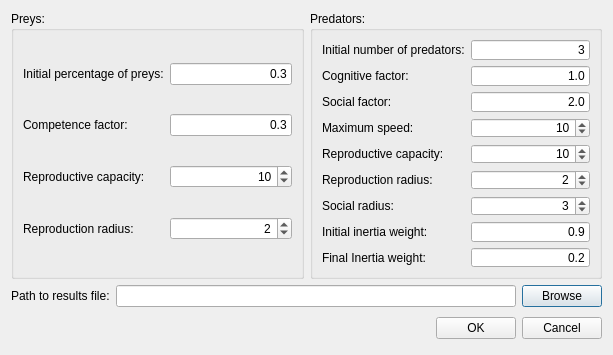
Before: the Qt Designer form localsettingsdialog.ui in mariomartinezm/QtCaPso, drawn with Qt 5.
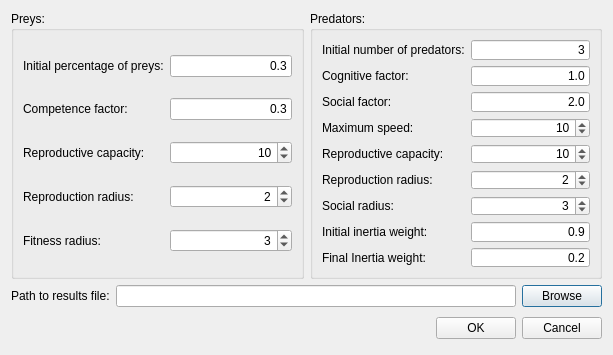
After: the same form once the commit is applied.

Commit message:
Add the parameter fitnessRadius to LocalCaPso
This parameter holds the radius of the neighborhood that is used to
measure the fitness of a cell, also it determines the neighborhodd
considered for intraspecific competence.

Patch:
```diff
--- a/localsettingsdialog.ui
+++ b/localsettingsdialog.ui
@@ -38,81 +38,94 @@
          <property name="title">
           <string>Preys:</string>
          </property>
-         <layout class="QHBoxLayout" name="horizontalLayout_2">
-          <item>
-           <layout class="QGridLayout" name="gridLayout_2">
-            <item row="0" column="0">
-             <widget class="QLabel" name="labelInitialPreys">
-              <property name="text">
-               <string>Initial percentage of preys:</string>
-              </property>
-             </widget>
-            </item>
-            <item row="0" column="1">
-             <widget class="QLineEdit" name="lineEditInitialPreys">
-              <property name="text">
-               <string>0.3</string>
-              </property>
-              <property name="alignment">
-               <set>Qt::AlignRight|Qt::AlignTrailing|Qt::AlignVCenter</set>
-              </property>
-             </widget>
-            </item>
-            <item row="1" column="0">
-             <widget class="QLabel" name="labelCompetenceFactor">
-              <property name="text">
-               <string>Competence factor:</string>
-              </property>
-             </widget>
-            </item>
-            <item row="1" column="1">
-             <widget class="QLineEdit" name="lineEditCompetenceFactor">
-              <property name="text">
-               <string>0.3</string>
-              </property>
-              <property name="alignment">
-               <set>Qt::AlignRight|Qt::AlignTrailing|Qt::AlignVCenter</set>
-              </property>
-             </widget>
-            </item>
-            <item row="2" column="0">
-             <widget class="QLabel" name="labelPreyReproductiveCapacity">
-              <property name="text">
-               <string>Reproductive capacity:</string>
-              </property>
-             </widget>
-            </item>
-            <item row="2" column="1">
-             <widget class="QSpinBox" name="spinBoxPreyReproductiveCapacity">
-              <property name="alignment">
-               <set>Qt::AlignRight|Qt::AlignTrailing|Qt::AlignVCenter</set>
-              </property>
-              <property name="value">
-               <number>10</number>
-              </property>
-             </widget>
-            </item>
-            <item row="3" column="0">
-             <widget class="QLabel" name="labelPreyReproductionRadius">
-              <property name="text">
-               <string>Reproduction radius:</string>
-              </property>
-             </widget>
-            </item>
-            <item row="3" column="1">
-             <widget class="QSpinBox" name="spinBoxPreyReproductionRadius">
-              <property name="alignment">
-               <set>Qt::AlignRight|Qt::AlignTrailing|Qt::AlignVCenter</set>
-              </property>
-              <property name="minimum">
-               <number>1</number>
-              </property>
-              <property name="value">
-               <number>2</number>
-              </property>
-             </widget>
-            </item>
-           </layout>
+         <layout class="QGridLayout" name="gridLayout_2">
+          <item row="3" column="1">
+           <widget class="QSpinBox" name="spinBoxPreyReproductionRadius">
+            <property name="alignment">
+             <set>Qt::AlignRight|Qt::AlignTrailing|Qt::AlignVCenter</set>
+            </property>
+            <property name="minimum">
+             <number>1</number>
+            </property>
+            <property name="value">
+             <number>2</number>
+            </property>
+           </widget>
+          </item>
+          <item row="3" column="0">
+           <widget class="QLabel" name="labelPreyReproductionRadius">
+            <property name="text">
+             <string>Reproduction radius:</string>
+            </property>
+           </widget>
+          </item>
+          <item row="2" column="1">
+           <widget class="QSpinBox" name="spinBoxPreyReproductiveCapacity">
+            <property name="alignment">
+             <set>Qt::AlignRight|Qt::AlignTrailing|Qt::AlignVCenter</set>
+            </property>
+            <property name="value">
+             <number>10</number>
+            </property>
+           </widget>
+          </item>
+          <item row="2" column="0">
+           <widget class="QLabel" name="labelPreyReproductiveCapacity">
+            <property name="text">
+             <string>Reproductive capacity:</string>
+            </property>
+           </widget>
+          </item>
+          <item row="1" column="1">
+           <widget class="QLineEdit" name="lineEditCompetenceFactor">
+            <property name="text">
+             <string>0.3</string>
+            </property>
+            <property name="alignment">
+             <set>Qt::AlignRight|Qt::AlignTrailing|Qt::AlignVCenter</set>
+            </property>
+           </widget>
+          </item>
+          <item row="1" column="0">
+           <widget class="QLabel" name="labelCompetenceFactor">
+            <property name="text">
+             <string>Competence factor:</string>
+            </property>
+           </widget>
+          </item>
+          <item row="0" column="1">
+           <widget class="QLineEdit" name="lineEditInitialPreys">
+            <property name="text">
+             <string>0.3</string>
+            </property>
+            <property name="alignment">
+             <set>Qt::AlignRight|Qt::AlignTrailing|Qt::AlignVCenter</set>
+            </property>
+           </widget>
+          </item>
+          <item row="0" column="0">
+           <widget class="QLabel" name="labelInitialPreys">
+            <property name="text">
+             <string>Initial percentage of preys:</string>
+            </property>
+           </widget>
+          </item>
+          <item row="4" column="0">
+           <widget class="QLabel" name="labelFitnessRadius">
+            <property name="text">
+             <string>Fitness radius:</string>
+            </property>
+           </widget>
+          </item>
+          <item row="4" column="1">
+           <widget class="QSpinBox" name="spinBoxFitnessRadius">
+            <property name="alignment">
+             <set>Qt::AlignRight|Qt::AlignTrailing|Qt::AlignVCenter</set>
+            </property>
+            <property name="value">
+             <number>3</number>
+            </property>
+           </widget>
           </item>
          </layout>
         </widget>
```
The commit also changes 4 other files.
